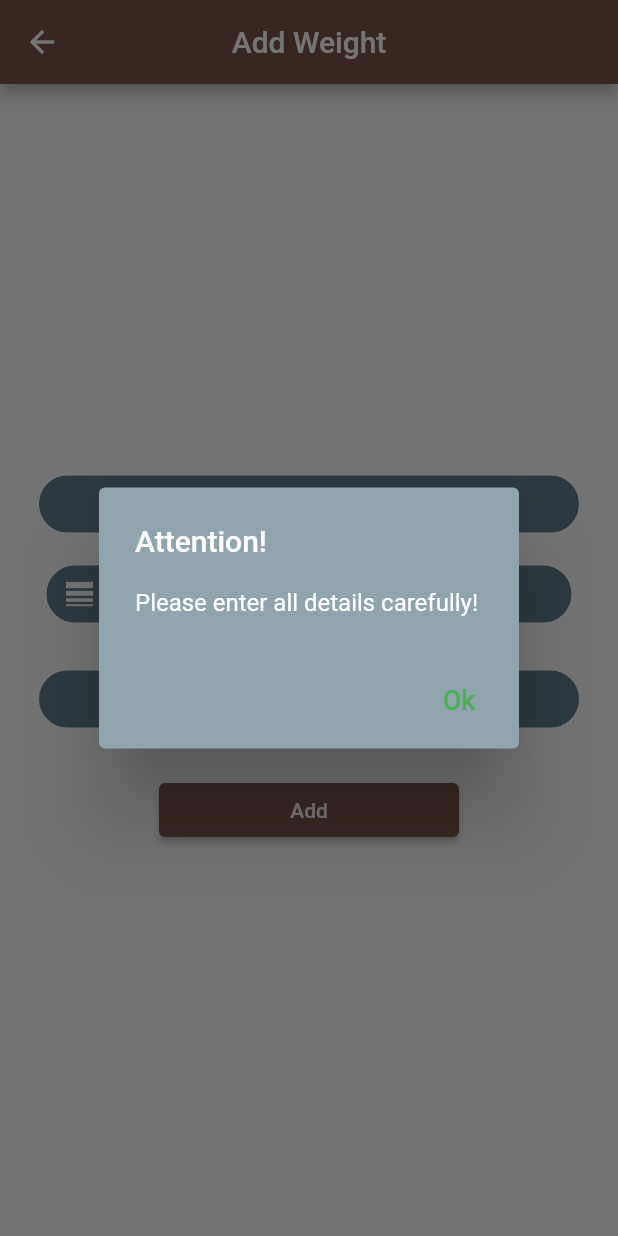
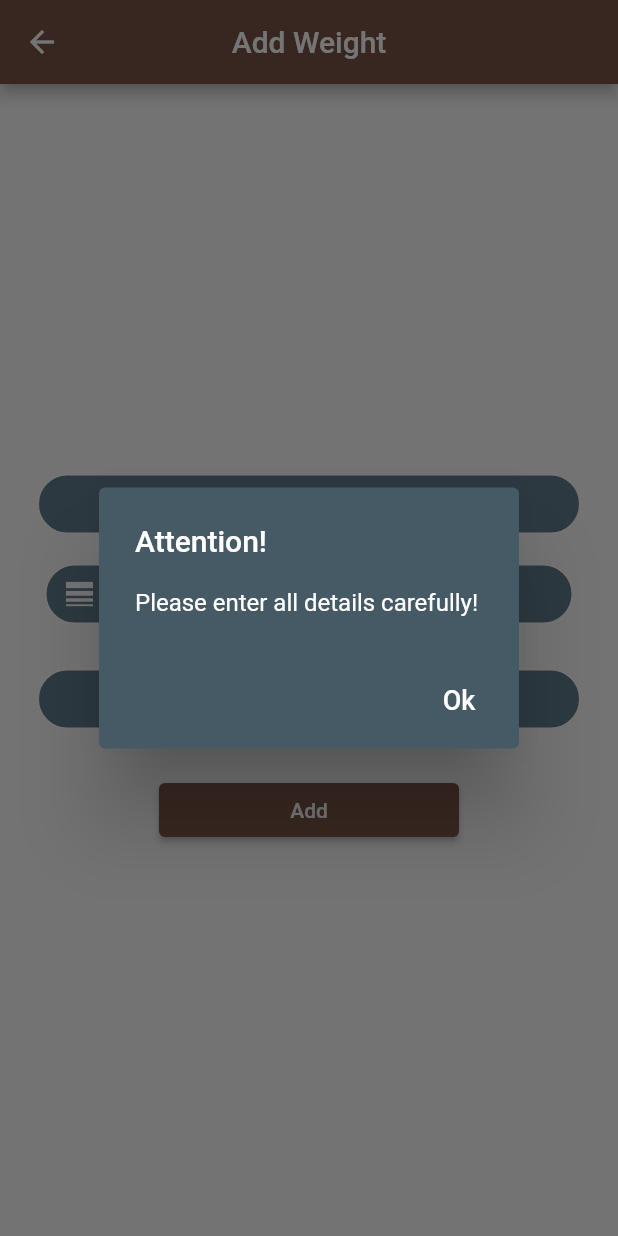
Before and after one commit to maheshts/weighttracker, a Flutter app: the AddWeight screen opened directly, after a tap on "Add", on a phone screen of 412 x 824 dp. Run offline on Flutter 3.47's test engine with Material 2 defaults, Android fonts, the phone set to English and light mode, and no system bars; our stand-ins replace hive; accounts and stored records are empty; statements that could not run were skipped.

Commit message:
refresh rate

```diff
--- a/lib/screens/addweight.dart
+++ b/lib/screens/addweight.dart
@@ -1,6 +1,7 @@
 import 'package:flutter/material.dart';
 import 'package:hive/hive.dart';
 import 'package:weighttracker/model/weight_model.dart';
+import 'package:weighttracker/screens/dashboard.dart';
 
 class AddWeight extends StatefulWidget {
   @override
@@ -60,9 +61,18 @@ class _AddWeightState extends State<AddWeight> {
     super.initState();
   }
 
+  navigate() {
+    return Navigator.pushReplacement(
+        context, MaterialPageRoute(builder: (context) => DashBoard()));
+  }
+
   @override
   Widget build(BuildContext context) {
-    return Scaffold(
+    return WillPopScope(
+      onWillPop: () async {
+        return navigate();
+      },
+      child: Scaffold(
         // header for app>>>>>
         appBar: AppBar(
           title: Text("Add Weight"),
@@ -115,7 +125,8 @@ class _AddWeightState extends State<AddWeight> {
                       if (value!.isEmpty) {
                         return 'Please Enter Weight';
                       }
-                    if (value.trim() == "") return "Only Space is Not Valid!!!";
+                      if (value.trim() == "")
+                        return "Only Space is Not Valid!!!";
                       return null;
                     },
                     controller: weightController,
@@ -224,9 +235,13 @@ class _AddWeightState extends State<AddWeight> {
                         await box.add(model);
                         print("added");
                         srNum++;
+                        weightController.clear();
+                        dateData = "";
                         setState(() {
                           isAddLoading = false;
                         });
+                        return alert(context,
+                            headerText: "Helo!", content: "Successfully Added");
                       }
                     },
                     child: isAddLoading
@@ -234,6 +249,7 @@ class _AddWeightState extends State<AddWeight> {
                         : const Text("Add")),
               )
             ],
+          ),
         ),
       ),
     );
@@ -256,7 +272,7 @@ class _AddWeightState extends State<AddWeight> {
       barrierDismissible: false,
       context: context,
       builder: (ctx) => AlertDialog(
-        backgroundColor: Colors.blueGrey.shade300,
+        backgroundColor: Colors.blueGrey.shade700,
         title: Text(
           headerText!,
           style: TextStyle(color: Colors.white),
@@ -272,7 +288,7 @@ class _AddWeightState extends State<AddWeight> {
             },
             child: Text(
               "Ok",
-              style: TextStyle(color: Colors.green, fontSize: 18),
+              style: TextStyle(color: Colors.white, fontSize: 18),
             ),
           ),
         ],
```
Lines whose indentation alone changed are shown as unchanged.
